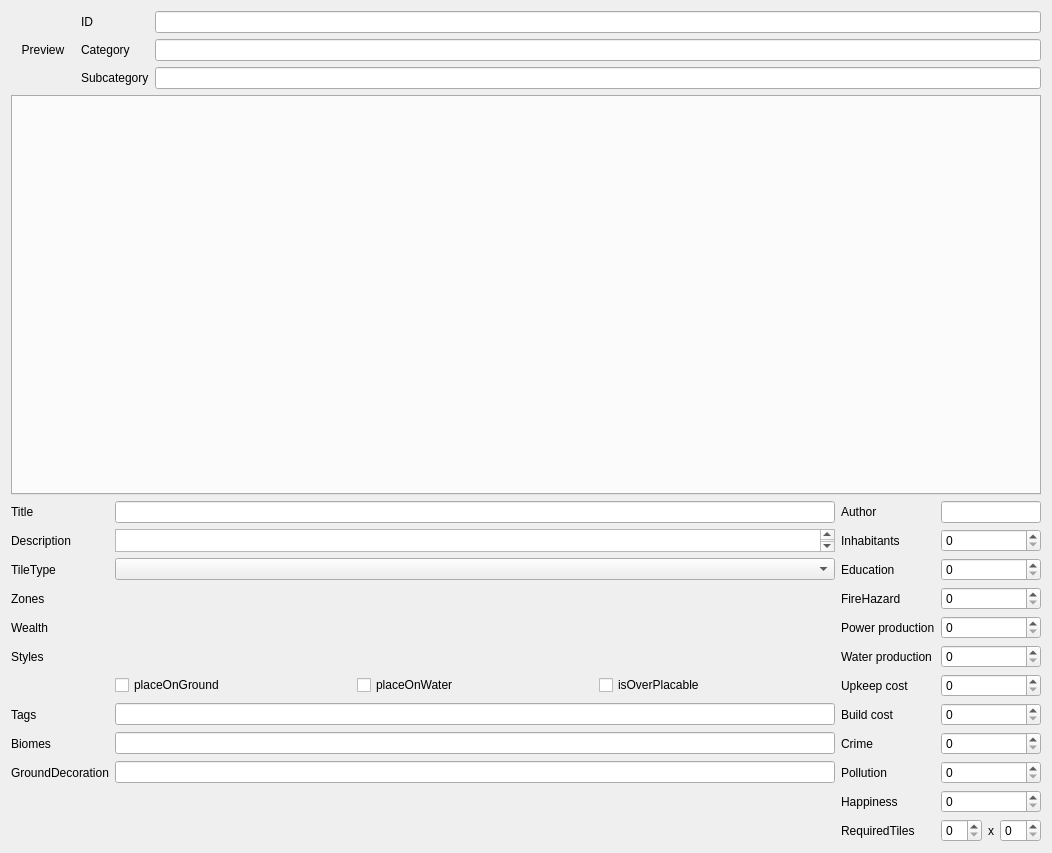
First picture: the form in src/TileDataUI.ui, repository CytopiaTeam/TileData-Editor, before the edit.
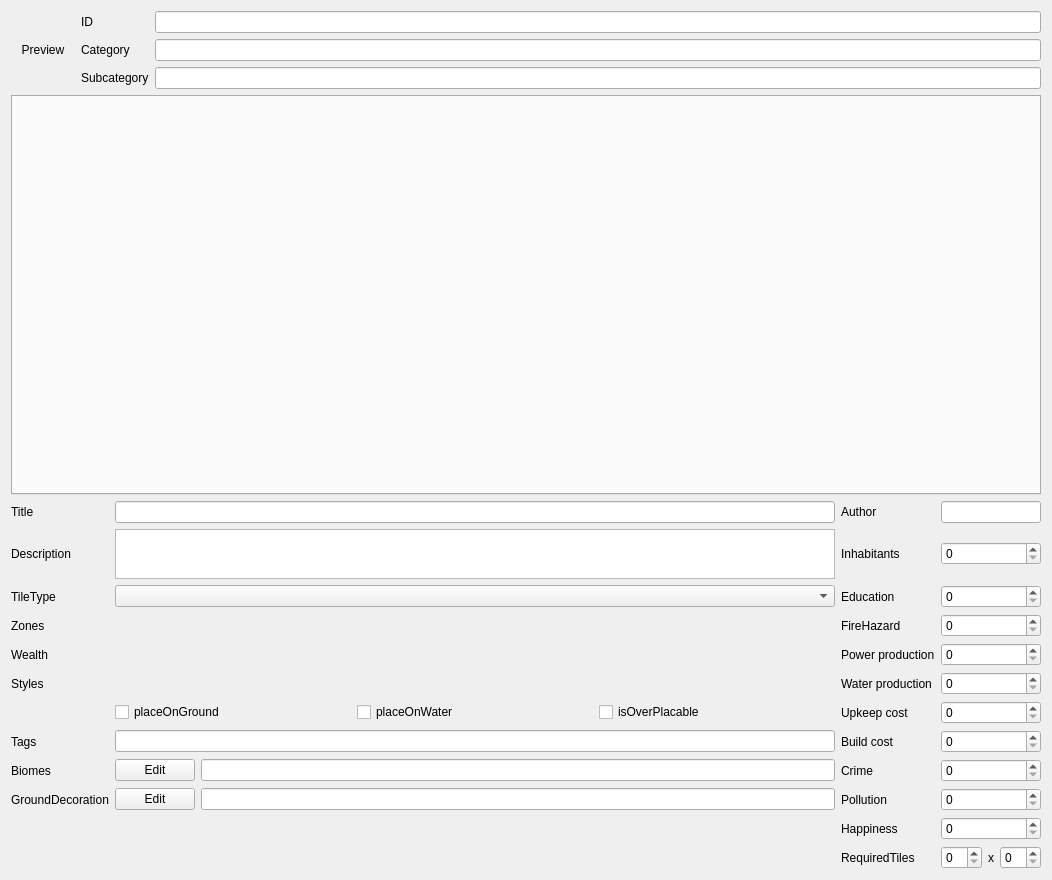
Second picture: the form after the edit.

Commit message: add new selection dialog for grounddecoration and biomes

```diff
--- a/src/TileDataUI.ui
+++ b/src/TileDataUI.ui
@@ -8,7 +8,7 @@
     <x>0</x>
     <y>0</y>
     <width>1033</width>
-    <height>850</height>
+    <height>851</height>
    </rect>
   </property>
   <property name="windowTitle">
@@ -104,27 +104,79 @@
    </item>
    <item>
     <layout class="QGridLayout" name="TilePropertiesGridLayout">
-     <item row="9" column="4">
-      <widget class="QLabel" name="label_7">
-       <property name="toolTip">
-        <string>Water production of this item. Negative values means power consumption.</string>
-       </property>
+     <item row="12" column="3">
+      <layout class="QHBoxLayout" name="horizontalLayout">
+       <item>
+        <widget class="QPushButton" name="BiomeButton">
+         <property name="text">
+          <string>Edit</string>
+         </property>
+        </widget>
+       </item>
+       <item>
+        <widget class="QLineEdit" name="biomes">
+         <property name="toolTip">
+          <string>Restrict this building to spawn only in the given biomes. Must correspond to a biome defined in resources/data/TerrainGen.json. Values must be commaseperated</string>
+         </property>
+        </widget>
+       </item>
+      </layout>
+     </item>
+     <item row="1" column="0">
+      <widget class="QLabel" name="label_3">
        <property name="text">
-        <string>Water production</string>
+        <string>Title</string>
        </property>
       </widget>
      </item>
-     <item row="4" column="0">
-      <widget class="QLabel" name="label_18">
+     <item row="3" column="5">
+      <widget class="QLabel" name="label_21">
        <property name="toolTip">
-        <string>Restrict this building to a zone type</string>
+        <string>How much education this building provides (educational building) / requires (job)</string>
        </property>
        <property name="text">
-        <string>Zones</string>
+        <string>Education</string>
        </property>
       </widget>
      </item>
-     <item row="13" column="4">
+     <item row="4" column="3">
+      <layout class="QHBoxLayout" name="zoneButtonsHorizontalLayout"/>
+     </item>
+     <item row="10" column="3">
+      <layout class="QHBoxLayout" name="horizontalLayout_2">
+       <item>
+        <widget class="QCheckBox" name="placeOnGround">
+         <property name="toolTip">
+          <string>Whether or not this building be placed on ground.	</string>
+         </property>
+         <property name="text">
+          <string>placeOnGround</string>
+         </property>
+        </widget>
+       </item>
+       <item>
+        <widget class="QCheckBox" name="placeOnWater">
+         <property name="toolTip">
+          <string>Whether or not this building be placed on water.	</string>
+         </property>
+         <property name="text">
+          <string>placeOnWater</string>
+         </property>
+        </widget>
+       </item>
+       <item>
+        <widget class="QCheckBox" name="isOverPlacable">
+         <property name="toolTip">
+          <string>Determines if other tiles can be placed over this one tile or if it needs to be demolished first</string>
+         </property>
+         <property name="text">
+          <string>isOverPlacable</string>
+         </property>
+        </widget>
+       </item>
+      </layout>
+     </item>
+     <item row="13" column="5">
       <widget class="QLabel" name="label_23">
        <property name="toolTip">
         <string>Pollution rate this building produces or prevents (police station)</string>
@@ -134,10 +186,80 @@
        </property>
       </widget>
      </item>
-     <item row="3" column="2">
-      <widget class="QComboBox" name="TileTypeComboBox">
+     <item row="4" column="5">
+      <widget class="QLabel" name="label_24">
        <property name="toolTip">
-        <string>&lt;html&gt;&lt;head/&gt;&lt;body&gt;&lt;p&gt;The tiletype determines the tiles behaviour.&lt;/p&gt;&lt;p&gt;&lt;span style=&quot; font-family:'SFMono-Regular','Consolas','Liberation Mono','Menlo','monospace'; font-weight:600; color:#24292e;&quot;&gt;DEFAULT&lt;/span&gt;&lt;span style=&quot; font-family:'SFMono-Regular','Consolas','Liberation Mono','Menlo','monospace'; color:#000000;&quot;&gt; - Default is for buildings and practically everything that'll be placed on the TERRAIN layer&lt;/span&gt;&lt;/p&gt;&lt;p&gt;&lt;span style=&quot; font-family:'SFMono-Regular','Consolas','Liberation Mono','Menlo','monospace'; font-weight:600; color:#24292e;&quot;&gt;TERRAIN&lt;/span&gt;&lt;span style=&quot; font-family:'SFMono-Regular','Consolas','Liberation Mono','Menlo','monospace'; color:#000000;&quot;&gt; - Terrain itself&lt;/span&gt;&lt;/p&gt;&lt;p&gt;&lt;span style=&quot; font-family:'SFMono-Regular','Consolas','Liberation Mono','Menlo','monospace'; font-weight:600; color:#24292e;&quot;&gt;WATER&lt;/span&gt;&lt;span style=&quot; font-family:'SFMono-Regular','Consolas','Liberation Mono','Menlo','monospace'; color:#000000;&quot;&gt; - Water terrain&lt;/span&gt;&lt;/p&gt;&lt;p&gt;&lt;span style=&quot; font-family:'SFMono-Regular','Consolas','Liberation Mono','Menlo','monospace'; font-weight:600; color:#24292e;&quot;&gt;BLUEPRIN&lt;/span&gt;&lt;span style=&quot; font-family:'SFMono-Regular','Consolas','Liberation Mono','Menlo','monospace'; font-weight:600; color:#000000;&quot;&gt;T&lt;/span&gt;&lt;span style=&quot; font-family:'SFMono-Regular','Consolas','Liberation Mono','Menlo','monospace'; color:#000000;&quot;&gt; - Same as terrain, but gets placed on the BLUEPRINT layer&lt;/span&gt;&lt;/p&gt;&lt;p&gt;&lt;span style=&quot; font-family:'SFMono-Regular','Consolas','Liberation Mono','Menlo','monospace'; font-weight:600; color:#24292e;&quot;&gt;AUTOTILE&lt;/span&gt;&lt;span style=&quot; font-family:'SFMono-Regular','Consolas','Liberation Mono','Menlo','monospace'; color:#24292e;&quot;/&gt;&lt;span style=&quot; font-family:'SFMono-Regular','Consolas','Liberation Mono','Menlo','monospace'; color:#000000;&quot;&gt;- Autotiling to itself, like roads, power lines, etc&lt;/span&gt;&lt;/p&gt;&lt;p&gt;&lt;span style=&quot; font-family:'SFMono-Regular','Consolas','Liberation Mono','Menlo','monospace'; font-weight:600; color:#24292e;&quot;&gt;ZONE&lt;/span&gt;&lt;span style=&quot; font-family:'SFMono-Regular','Consolas','Liberation Mono','Menlo','monospace'; color:#000000;&quot;&gt; - Zones (rectangular placement)&lt;/span&gt;&lt;/p&gt;&lt;p&gt;&lt;span style=&quot; font-family:'SFMono-Regular','Consolas','Liberation Mono','Menlo','monospace'; font-weight:600; color:#24292e;&quot;&gt;GROUNDDECORATION&lt;/span&gt;&lt;span style=&quot; font-family:'SFMono-Regular','Consolas','Liberation Mono','Menlo','monospace'; color:#000000;&quot;&gt; - Draw this Tile on GROUNDDECORATION layer. Buildings can be placed over it&lt;/span&gt;&lt;/p&gt;&lt;p&gt;&lt;span style=&quot; font-family:'SFMono-Regular','Consolas','Liberation Mono','Menlo','monospace'; font-weight:600; color:#24292e;&quot;&gt;UNDERGROUND&lt;/span&gt;&lt;span style=&quot; font-family:'SFMono-Regular','Consolas','Liberation Mono','Menlo','monospace'; color:#24292e;&quot;/&gt;&lt;span style=&quot; font-family:'SFMono-Regular','Consolas','Liberation Mono','Menlo','monospace'; color:#000000;&quot;&gt;- same as AUTOTILE, but for the BLUEPRINT layer&lt;/span&gt;&lt;/p&gt;&lt;/body&gt;&lt;/html&gt;</string>
+        <string>Fire hazard rate this building produces or prevents (police station)</string>
+       </property>
+       <property name="text">
+        <string>FireHazard</string>
+       </property>
+      </widget>
+     </item>
+     <item row="1" column="5">
+      <widget class="QLabel" name="label_5">
+       <property name="toolTip">
+        <string>Author of this item</string>
+       </property>
+       <property name="text">
+        <string>Author</string>
+       </property>
+      </widget>
+     </item>
+     <item row="14" column="5">
+      <widget class="QLabel" name="label_17">
+       <property name="toolTip">
+        <string>The effect on happiness around this building.	</string>
+       </property>
+       <property name="text">
+        <string>Happiness</string>
+       </property>
+      </widget>
+     </item>
+     <item row="1" column="6">
+      <widget class="QLineEdit" name="author">
+       <property name="toolTip">
+        <string>Author of this item</string>
+       </property>
+      </widget>
+     </item>
+     <item row="5" column="3">
+      <layout class="QHBoxLayout" name="wealthButtonsHorizontalLayout"/>
+     </item>
+     <item row="10" column="5">
+      <widget class="QLabel" name="label_8">
+       <property name="text">
+        <string>Upkeep cost</string>
+       </property>
+      </widget>
+     </item>
+     <item row="2" column="5">
+      <widget class="QLabel" name="label_14">
+       <property name="toolTip">
+        <string>How many residents / workers this building can hold. Also how much jobs it provides</string>
+       </property>
+       <property name="text">
+        <string>Inhabitants</string>
+       </property>
+      </widget>
+     </item>
+     <item row="12" column="5">
+      <widget class="QLabel" name="label_22">
+       <property name="toolTip">
+        <string>Crime rate this building produces or prevents (police station)</string>
+       </property>
+       <property name="text">
+        <string>Crime</string>
+       </property>
+      </widget>
+     </item>
+     <item row="11" column="0">
+      <widget class="QLabel" name="label_15">
+       <property name="toolTip">
+        <string>Multiple tags for searching this item ingame. Seperate tags with a comma.</string>
+       </property>
+       <property name="text">
+        <string>Tags</string>
        </property>
       </widget>
      </item>
@@ -151,17 +273,14 @@
        </property>
       </widget>
      </item>
-     <item row="14" column="4">
-      <widget class="QLabel" name="label_17">
+     <item row="9" column="6">
+      <widget class="QSpinBox" name="waterProduction">
        <property name="toolTip">
-        <string>The effect on happiness around this building.	</string>
-       </property>
-       <property name="text">
-        <string>Happiness</string>
+        <string>Water production of this item. Negative values means power consumption.</string>
        </property>
       </widget>
      </item>
-     <item row="13" column="5">
+     <item row="13" column="6">
       <widget class="QSpinBox" name="pollutionLevel">
        <property name="toolTip">
         <string>Pollution rate this building produces or prevents (police station)</string>
@@ -175,133 +294,65 @@
        </property>
       </widget>
      </item>
-     <item row="11" column="4">
-      <widget class="QLabel" name="label_9">
+     <item row="15" column="5">
+      <widget class="QLabel" name="label_11">
+       <property name="toolTip">
+        <string>How many tiles this building uses.</string>
+       </property>
        <property name="text">
-        <string>Build cost</string>
+        <string>RequiredTiles</string>
        </property>
       </widget>
      </item>
-     <item row="12" column="4">
-      <widget class="QLabel" name="label_22">
+     <item row="13" column="0">
+      <widget class="QLabel" name="label_13">
        <property name="toolTip">
-        <string>Crime rate this building produces or prevents (police station)</string>
+        <string>&lt;html&gt;&lt;head/&gt;&lt;body&gt;&lt;p&gt;&lt;span style=&quot; font-family:'-apple-system','BlinkMacSystemFont','Segoe UI','Helvetica','Arial','sans-serif','Apple Color Emoji','Segoe UI Emoji'; font-size:16px; color:#24292e; background-color:#ffffff;&quot;&gt;tileID of the item that should be drawn on ground below sprite instead of terrain (grass, concrete, ...). When more than one tileID is supplied, a random ground decoration is chosen from the list on placement. Must be a tileID with tileType GroundDecoration.&lt;/span&gt;&lt;/p&gt;&lt;p&gt;&lt;span style=&quot; font-family:'-apple-system','BlinkMacSystemFont','Segoe UI','Helvetica','Arial','sans-serif','Apple Color Emoji','Segoe UI Emoji'; font-size:16px; color:#24292e; background-color:#ffffff;&quot;&gt;Valuesmust be commaseperated.&lt;/span&gt;&lt;/p&gt;&lt;/body&gt;&lt;/html&gt;</string>
        </property>
        <property name="text">
-        <string>Crime</string>
+        <string>GroundDecoration</string>
        </property>
       </widget>
      </item>
-     <item row="10" column="4">
-      <widget class="QLabel" name="label_8">
-       <property name="text">
-        <string>Upkeep cost</string>
-       </property>
-      </widget>
-     </item>
-     <item row="10" column="5">
-      <widget class="QSpinBox" name="upkeepCost">
-       <property name="toolTip">
-        <string>Monthly upkeep cost</string>
-       </property>
-      </widget>
-     </item>
-     <item row="11" column="5">
+     <item row="11" column="6">
       <widget class="QSpinBox" name="buildCost">
        <property name="toolTip">
         <string>Buildcost</string>
        </property>
       </widget>
      </item>
-     <item row="5" column="0">
-      <widget class="QLabel" name="label_20">
-       <property name="toolTip">
-        <string>Restrict this building to a certain wealth level. </string>
-       </property>
-       <property name="text">
-        <string>Wealth</string>
-       </property>
-      </widget>
-     </item>
-     <item row="2" column="4">
-      <widget class="QLabel" name="label_14">
-       <property name="toolTip">
-        <string>How many residents / workers this building can hold. Also how much jobs it provides</string>
-       </property>
-       <property name="text">
-        <string>Inhabitants</string>
-       </property>
-      </widget>
-     </item>
-     <item row="1" column="4">
-      <widget class="QLabel" name="label_5">
-       <property name="toolTip">
-        <string>Author of this item</string>
-       </property>
-       <property name="text">
-        <string>Author</string>
-       </property>
-      </widget>
-     </item>
-     <item row="2" column="2">
-      <widget class="QPlainTextEdit" name="description">
-       <property name="minimumSize">
-        <size>
-         <width>0</width>
-         <height>10</height>
-        </size>
-       </property>
-       <property name="toolTip">
-        <string>Description of the item that is shown in it's details</string>
-       </property>
-      </widget>
-     </item>
-     <item row="9" column="5">
-      <widget class="QSpinBox" name="waterProduction">
-       <property name="toolTip">
-        <string>Water production of this item. Negative values means power consumption.</string>
-       </property>
-      </widget>
-     </item>
-     <item row="5" column="5">
+     <item row="5" column="6">
       <widget class="QSpinBox" name="powerProduction">
        <property name="toolTip">
         <string>Power production of this item. Negative values means power consumption.</string>
        </property>
       </widget>
      </item>
-     <item row="1" column="0">
-      <widget class="QLabel" name="label_3">
-       <property name="text">
-        <string>Title</string>
-       </property>
-      </widget>
-     </item>
-     <item row="1" column="5">
-      <widget class="QLineEdit" name="author">
+     <item row="3" column="6">
+      <widget class="QSpinBox" name="educationLevel">
        <property name="toolTip">
-        <string>Author of this item</string>
+        <string>How much education this building provides (educational building) / requires (job)</string>
        </property>
       </widget>
      </item>
-     <item row="4" column="2">
-      <layout class="QHBoxLayout" name="zoneButtonsHorizontalLayout"/>
-     </item>
-     <item row="12" column="5">
-      <widget class="QSpinBox" name="crimeLevel">
-       <property name="toolTip">
-        <string>Crime rate this building produces or prevents (police station)</string>
+     <item row="11" column="5">
+      <widget class="QLabel" name="label_9">
+       <property name="text">
+        <string>Build cost</string>
        </property>
       </widget>
      </item>
-     <item row="14" column="5">
-      <widget class="QSpinBox" name="happiness">
+     <item row="12" column="0">
+      <widget class="QLabel" name="label_16">
        <property name="toolTip">
-        <string>The effect on happiness around this building.	</string>
+        <string>Restrict this building to spawn only in the given biomes. Must correspond to a biome defined in resources/data/TerrainGen.json. Values must be commaseperated</string>
        </property>
+       <property name="text">
+        <string>Biomes</string>
+       </property>
       </widget>
      </item>
-     <item row="15" column="5">
+     <item row="15" column="6">
       <layout class="QHBoxLayout" name="horizontalLayout_3">
        <item>
         <widget class="QSpinBox" name="requiredTilesWidth">
@@ -364,58 +415,73 @@
        </item>
       </layout>
      </item>
-     <item row="4" column="5">
-      <widget class="QSpinBox" name="fireHazardLevel">
+     <item row="4" column="0">
+      <widget class="QLabel" name="label_18">
        <property name="toolTip">
-        <string>Fire hazard rate this building produces or prevents (police station)</string>
+        <string>Restrict this building to a zone type</string>
        </property>
+       <property name="text">
+        <string>Zones</string>
+       </property>
       </widget>
      </item>
-     <item row="3" column="5">
-      <widget class="QSpinBox" name="educationLevel">
+     <item row="3" column="3">
+      <widget class="QComboBox" name="TileTypeComboBox">
        <property name="toolTip">
-        <string>How much education this building provides (educational building) / requires (job)</string>
+        <string>&lt;html&gt;&lt;head/&gt;&lt;body&gt;&lt;p&gt;The tiletype determines the tiles behaviour.&lt;/p&gt;&lt;p&gt;&lt;span style=&quot; font-family:'SFMono-Regular','Consolas','Liberation Mono','Menlo','monospace'; font-weight:600; color:#24292e;&quot;&gt;DEFAULT&lt;/span&gt;&lt;span style=&quot; font-family:'SFMono-Regular','Consolas','Liberation Mono','Menlo','monospace'; color:#000000;&quot;&gt; - Default is for buildings and practically everything that'll be placed on the TERRAIN layer&lt;/span&gt;&lt;/p&gt;&lt;p&gt;&lt;span style=&quot; font-family:'SFMono-Regular','Consolas','Liberation Mono','Menlo','monospace'; font-weight:600; color:#24292e;&quot;&gt;TERRAIN&lt;/span&gt;&lt;span style=&quot; font-family:'SFMono-Regular','Consolas','Liberation Mono','Menlo','monospace'; color:#000000;&quot;&gt; - Terrain itself&lt;/span&gt;&lt;/p&gt;&lt;p&gt;&lt;span style=&quot; font-family:'SFMono-Regular','Consolas','Liberation Mono','Menlo','monospace'; font-weight:600; color:#24292e;&quot;&gt;WATER&lt;/span&gt;&lt;span style=&quot; font-family:'SFMono-Regular','Consolas','Liberation Mono','Menlo','monospace'; color:#000000;&quot;&gt; - Water terrain&lt;/span&gt;&lt;/p&gt;&lt;p&gt;&lt;span style=&quot; font-family:'SFMono-Regular','Consolas','Liberation Mono','Menlo','monospace'; font-weight:600; color:#24292e;&quot;&gt;BLUEPRIN&lt;/span&gt;&lt;span style=&quot; font-family:'SFMono-Regular','Consolas','Liberation Mono','Menlo','monospace'; font-weight:600; color:#000000;&quot;&gt;T&lt;/span&gt;&lt;span style=&quot; font-family:'SFMono-Regular','Consolas','Liberation Mono','Menlo','monospace'; color:#000000;&quot;&gt; - Same as terrain, but gets placed on the BLUEPRINT layer&lt;/span&gt;&lt;/p&gt;&lt;p&gt;&lt;span style=&quot; font-family:'SFMono-Regular','Consolas','Liberation Mono','Menlo','monospace'; font-weight:600; color:#24292e;&quot;&gt;AUTOTILE&lt;/span&gt;&lt;span style=&quot; font-family:'SFMono-Regular','Consolas','Liberation Mono','Menlo','monospace'; color:#24292e;&quot;/&gt;&lt;span style=&quot; font-family:'SFMono-Regular','Consolas','Liberation Mono','Menlo','monospace'; color:#000000;&quot;&gt;- Autotiling to itself, like roads, power lines, etc&lt;/span&gt;&lt;/p&gt;&lt;p&gt;&lt;span style=&quot; font-family:'SFMono-Regular','Consolas','Liberation Mono','Menlo','monospace'; font-weight:600; color:#24292e;&quot;&gt;ZONE&lt;/span&gt;&lt;span style=&quot; font-family:'SFMono-Regular','Consolas','Liberation Mono','Menlo','monospace'; color:#000000;&quot;&gt; - Zones (rectangular placement)&lt;/span&gt;&lt;/p&gt;&lt;p&gt;&lt;span style=&quot; font-family:'SFMono-Regular','Consolas','Liberation Mono','Menlo','monospace'; font-weight:600; color:#24292e;&quot;&gt;GROUNDDECORATION&lt;/span&gt;&lt;span style=&quot; font-family:'SFMono-Regular','Consolas','Liberation Mono','Menlo','monospace'; color:#000000;&quot;&gt; - Draw this Tile on GROUNDDECORATION layer. Buildings can be placed over it&lt;/span&gt;&lt;/p&gt;&lt;p&gt;&lt;span style=&quot; font-family:'SFMono-Regular','Consolas','Liberation Mono','Menlo','monospace'; font-weight:600; color:#24292e;&quot;&gt;UNDERGROUND&lt;/span&gt;&lt;span style=&quot; font-family:'SFMono-Regular','Consolas','Liberation Mono','Menlo','monospace'; color:#24292e;&quot;/&gt;&lt;span style=&quot; font-family:'SFMono-Regular','Consolas','Liberation Mono','Menlo','monospace'; color:#000000;&quot;&gt;- same as AUTOTILE, but for the BLUEPRINT layer&lt;/span&gt;&lt;/p&gt;&lt;/body&gt;&lt;/html&gt;</string>
        </property>
       </widget>
      </item>
-     <item row="2" column="5">
-      <widget class="QSpinBox" name="inhabitants">
+     <item row="9" column="0">
+      <widget class="QLabel" name="label_19">
        <property name="toolTip">
-        <string>How many residents / workers this building can hold. Also how much jobs it provides</string>
+        <string>Restrict this building to certain Art Styles. </string>
        </property>
+       <property name="text">
+        <string>Styles</string>
+       </property>
       </widget>
      </item>
-     <item row="5" column="4">
-      <widget class="QLabel" name="label_6">
-       <property name="toolTip">
-        <string>Power production of this item. Negative values means power consumption.</string>
+     <item row="2" column="3">
+      <widget class="QPlainTextEdit" name="description">
+       <property name="sizePolicy">
+        <sizepolicy hsizetype="Expanding" vsizetype="Fixed">
+         <horstretch>0</horstretch>
+         <verstretch>0</verstretch>
+        </sizepolicy>
        </property>
-       <property name="text">
-        <string>Power production</string>
+       <property name="minimumSize">
+        <size>
+         <width>0</width>
+         <height>50</height>
+        </size>
        </property>
+       <property name="maximumSize">
+        <size>
+         <width>16777215</width>
+         <height>50</height>
+        </size>
+       </property>
+       <property name="toolTip">
+        <string>Description of the item that is shown in it's details</string>
+       </property>
       </widget>
      </item>
-     <item row="3" column="4">
-      <widget class="QLabel" name="label_21">
+     <item row="10" column="6">
+      <widget class="QSpinBox" name="upkeepCost">
        <property name="toolTip">
-        <string>How much education this building provides (educational building) / requires (job)</string>
+        <string>Monthly upkeep cost</string>
        </property>
-       <property name="text">
-        <string>Education</string>
-       </property>
       </widget>
      </item>
-     <item row="15" column="4">
-      <widget class="QLabel" name="label_11">
+     <item row="12" column="6">
+      <widget class="QSpinBox" name="crimeLevel">
        <property name="toolTip">
-        <string>How many tiles this building uses.</string>
+        <string>Crime rate this building produces or prevents (police station)</string>
        </property>
-       <property name="text">
-        <string>RequiredTiles</string>
-       </property>
       </widget>
      </item>
-     <item row="1" column="2">
+     <item row="1" column="3">
       <widget class="QLineEdit" name="title">
        <property name="sizePolicy">
         <sizepolicy hsizetype="Maximum" vsizetype="Fixed">
@@ -434,117 +500,85 @@
        </property>
       </widget>
      </item>
-     <item row="4" column="4">
-      <widget class="QLabel" name="label_24">
+     <item row="2" column="6">
+      <widget class="QSpinBox" name="inhabitants">
        <property name="toolTip">
-        <string>Fire hazard rate this building produces or prevents (police station)</string>
+        <string>How many residents / workers this building can hold. Also how much jobs it provides</string>
        </property>
+      </widget>
+     </item>
+     <item row="5" column="5">
+      <widget class="QLabel" name="label_6">
+       <property name="toolTip">
+        <string>Power production of this item. Negative values means power consumption.</string>
+       </property>
        <property name="text">
-        <string>FireHazard</string>
+        <string>Power production</string>
        </property>
       </widget>
      </item>
-     <item row="5" column="2">
-      <layout class="QHBoxLayout" name="wealthButtonsHorizontalLayout"/>
+     <item row="9" column="5">
+      <widget class="QLabel" name="label_7">
+       <property name="toolTip">
+        <string>Water production of this item. Negative values means power consumption.</string>
+       </property>
+       <property name="text">
+        <string>Water production</string>
+       </property>
+      </widget>
      </item>
-     <item row="10" column="2">
-      <layout class="QHBoxLayout" name="horizontalLayout_2">
-       <item>
-        <widget class="QCheckBox" name="placeOnGround">
-         <property name="toolTip">
-          <string>Whether or not this building be placed on ground.	</string>
-         </property>
-         <property name="text">
-          <string>placeOnGround</string>
-         </property>
-        </widget>
-       </item>
-       <item>
-        <widget class="QCheckBox" name="placeOnWater">
-         <property name="toolTip">
-          <string>Whether or not this building be placed on water.	</string>
-         </property>
-         <property name="text">
-          <string>placeOnWater</string>
-         </property>
-        </widget>
-       </item>
-       <item>
-        <widget class="QCheckBox" name="isOverPlacable">
-         <property name="toolTip">
-          <string>Determines if other tiles can be placed over this one tile or if it needs to be demolished first</string>
-         </property>
-         <property name="text">
-          <string>isOverPlacable</string>
-         </property>
-        </widget>
-       </item>
-      </layout>
-     </item>
-     <item row="9" column="2">
+     <item row="9" column="3">
       <layout class="QHBoxLayout" name="stylesButtonsHorizontalLayout"/>
      </item>
-     <item row="9" column="0">
-      <widget class="QLabel" name="label_19">
+     <item row="14" column="6">
+      <widget class="QSpinBox" name="happiness">
        <property name="toolTip">
-        <string>Restrict this building to certain Art Styles. </string>
-       </property>
-       <property name="text">
-        <string>Styles</string>
+        <string>The effect on happiness around this building.	</string>
        </property>
       </widget>
      </item>
-     <item row="11" column="2">
+     <item row="11" column="3">
       <widget class="QLineEdit" name="tags">
        <property name="toolTip">
         <string>Multiple tags for searching this item ingame. Seperate tags with a comma.</string>
        </property>
       </widget>
      </item>
-     <item row="11" column="0">
-      <widget class="QLabel" name="label_15">
+     <item row="4" column="6">
+      <widget class="QSpinBox" name="fireHazardLevel">
        <property name="toolTip">
-        <string>Multiple tags for searching this item ingame. Seperate tags with a comma.</string>
+        <string>Fire hazard rate this building produces or prevents (police station)</string>
        </property>
-       <property name="text">
-        <string>Tags</string>
-       </property>
       </widget>
      </item>
-     <item row="12" column="0">
-      <widget class="QLabel" name="label_16">
+     <item row="5" column="0">
+      <widget class="QLabel" name="label_20">
        <property name="toolTip">
-        <string>Restrict this building to spawn only in the given biomes. Must correspond to a biome defined in resources/data/TerrainGen.json. Values must be commaseperated</string>
+        <string>Restrict this building to a certain wealth level. </string>
        </property>
        <property name="text">
-        <string>Biomes</string>
+        <string>Wealth</string>
        </property>
       </widget>
      </item>
-     <item row="12" column="2">
-      <widget class="QLineEdit" name="biomes">
-       <property name="toolTip">
-        <string>Restrict this building to spawn only in the given biomes. Must correspond to a biome defined in resources/data/TerrainGen.json. Values must be commaseperated</string>
-       </property>
-      </widget>
-     </item>
-     <item row="13" column="0">
-      <widget class="QLabel" name="label_13">
-       <property name="toolTip">
-        <string>&lt;html&gt;&lt;head/&gt;&lt;body&gt;&lt;p&gt;&lt;span style=&quot; font-family:'-apple-system','BlinkMacSystemFont','Segoe UI','Helvetica','Arial','sans-serif','Apple Color Emoji','Segoe UI Emoji'; font-size:16px; color:#24292e; background-color:#ffffff;&quot;&gt;tileID of the item that should be drawn on ground below sprite instead of terrain (grass, concrete, ...). When more than one tileID is supplied, a random ground decoration is chosen from the list on placement. Must be a tileID with tileType GroundDecoration.&lt;/span&gt;&lt;/p&gt;&lt;p&gt;&lt;span style=&quot; font-family:'-apple-system','BlinkMacSystemFont','Segoe UI','Helvetica','Arial','sans-serif','Apple Color Emoji','Segoe UI Emoji'; font-size:16px; color:#24292e; background-color:#ffffff;&quot;&gt;Valuesmust be commaseperated.&lt;/span&gt;&lt;/p&gt;&lt;/body&gt;&lt;/html&gt;</string>
-       </property>
-       <property name="text">
-        <string>GroundDecoration</string>
-       </property>
-      </widget>
-     </item>
-     <item row="13" column="2">
-      <widget class="QLineEdit" name="groundDecoration">
-       <property name="toolTip">
-        <string>tileID of the item that should be drawn on ground below sprite instead of terrain (grass, concrete, ...). When more than one tileID is supplied, a random ground decoration is chosen from the list on placement. Must be a tileID with tileType GroundDecoration.
+     <item row="13" column="3">
+      <layout class="QHBoxLayout" name="horizontalLayout_4">
+       <item>
+        <widget class="QPushButton" name="groundDecorationButton">
+         <property name="text">
+          <string>Edit</string>
+         </property>
+        </widget>
+       </item>
+       <item>
+        <widget class="QLineEdit" name="groundDecoration">
+         <property name="toolTip">
+          <string>tileID of the item that should be drawn on ground below sprite instead of terrain (grass, concrete, ...). When more than one tileID is supplied, a random ground decoration is chosen from the list on placement. Must be a tileID with tileType GroundDecoration.
 Valuesmust be commaseperated.</string>
-       </property>
-      </widget>
+         </property>
+        </widget>
+       </item>
+      </layout>
      </item>
     </layout>
    </item>
```
The commit also changes 5 other files.
